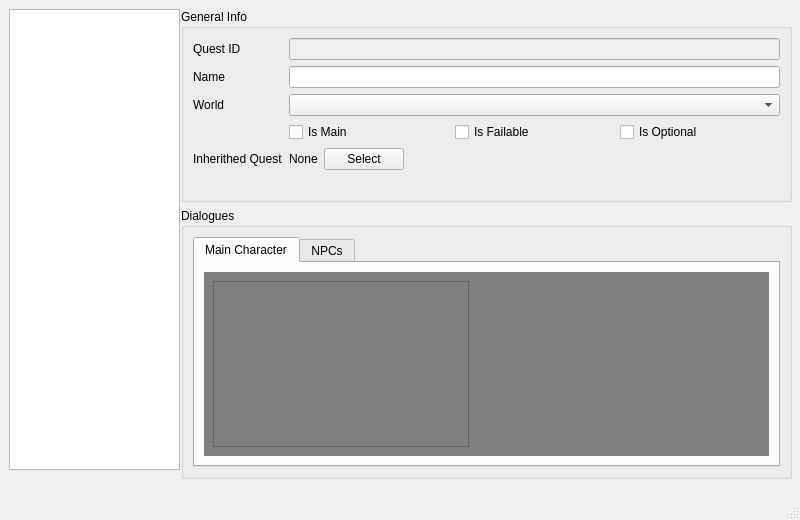
This is src/internal/private/questviewer.ui in nclettiere/Quester as Qt 5 draws it before an edit. The edited form follows.
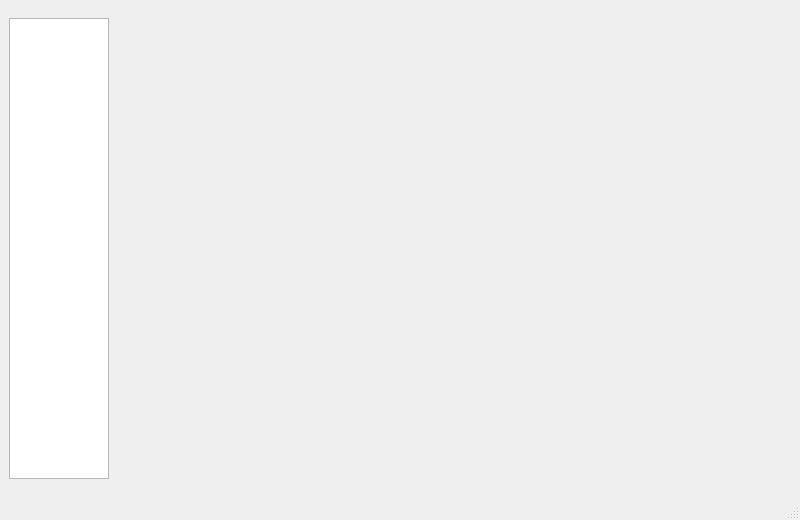
This is the edited form.

```diff
--- a/src/internal/private/questviewer.ui
+++ b/src/internal/private/questviewer.ui
@@ -26,247 +26,56 @@
      <height>226</height>
     </size>
    </property>
-   <widget class="QWidget" name="formLayoutWidget">
-    <property name="geometry">
-     <rect>
-      <x>181</x>
-      <y>9</y>
-      <width>611</width>
-      <height>470</height>
-     </rect>
-    </property>
-    <layout class="QVBoxLayout" name="verticalLayout_6">
-     <item>
-      <layout class="QVBoxLayout" name="verticalLayout_2">
-       <item>
-        <layout class="QVBoxLayout" name="verticalLayout">
-         <item>
-          <widget class="QGroupBox" name="groupBox">
-           <property name="sizePolicy">
-            <sizepolicy hsizetype="Minimum" vsizetype="Minimum">
-             <horstretch>0</horstretch>
-             <verstretch>0</verstretch>
-            </sizepolicy>
-           </property>
-           <property name="title">
-            <string>General Info</string>
-           </property>
-           <property name="alignment">
-            <set>Qt::AlignLeading|Qt::AlignLeft|Qt::AlignTop</set>
-           </property>
-           <property name="checkable">
-            <bool>false</bool>
-           </property>
-           <layout class="QFormLayout" name="formLayout">
-            <item row="0" column="0">
-             <widget class="QLabel" name="label">
-              <property name="text">
-               <string>Quest ID</string>
-              </property>
-             </widget>
-            </item>
-            <item row="0" column="1">
-             <widget class="QLineEdit" name="lineEdit">
-              <property name="enabled">
-               <bool>false</bool>
-              </property>
-             </widget>
-            </item>
-            <item row="1" column="0">
-             <widget class="QLabel" name="label_2">
-              <property name="text">
-               <string>Name</string>
-              </property>
-             </widget>
-            </item>
-            <item row="1" column="1">
-             <widget class="QLineEdit" name="lineEdit_2"/>
-            </item>
-            <item row="2" column="0">
-             <widget class="QLabel" name="label_3">
-              <property name="text">
-               <string>World</string>
-              </property>
-             </widget>
-            </item>
-            <item row="2" column="1">
-             <widget class="QComboBox" name="comboBox"/>
-            </item>
-            <item row="3" column="1">
-             <layout class="QHBoxLayout" name="horizontalLayout">
-              <item>
-               <widget class="QCheckBox" name="checkBox_3">
-                <property name="text">
-                 <string>Is Main</string>
-                </property>
-               </widget>
-              </item>
-              <item>
-               <widget class="QCheckBox" name="checkBox_2">
-                <property name="text">
-                 <string>Is Failable</string>
-                </property>
-               </widget>
-              </item>
-              <item>
-               <widget class="QCheckBox" name="checkBox">
-                <property name="text">
-                 <string>Is Optional</string>
-                </property>
-               </widget>
-              </item>
-             </layout>
-            </item>
-            <item row="5" column="0">
-             <widget class="QLabel" name="label_4">
-              <property name="text">
-               <string/>
-              </property>
-             </widget>
-            </item>
-            <item row="3" column="0">
-             <widget class="QLabel" name="label_5">
-              <property name="text">
-               <string/>
-              </property>
-             </widget>
-            </item>
-            <item row="4" column="0">
-             <widget class="QLabel" name="label_7">
-              <property name="text">
-               <string>Inherithed Quest</string>
-              </property>
-             </widget>
-            </item>
-            <item row="4" column="1">
-             <layout class="QHBoxLayout" name="horizontalLayout_2">
-              <item alignment="Qt::AlignLeft">
-               <widget class="QLabel" name="label_6">
-                <property name="sizePolicy">
-                 <sizepolicy hsizetype="Minimum" vsizetype="Minimum">
-                  <horstretch>0</horstretch>
-                  <verstretch>0</verstretch>
-                 </sizepolicy>
-                </property>
-                <property name="text">
-                 <string>None</string>
-                </property>
-               </widget>
-              </item>
-              <item alignment="Qt::AlignLeft">
-               <widget class="QPushButton" name="pushButton">
-                <property name="text">
-                 <string>Select</string>
-                </property>
-               </widget>
-              </item>
-              <item>
-               <spacer name="horizontalSpacer">
-                <property name="orientation">
-                 <enum>Qt::Horizontal</enum>
-                </property>
-                <property name="sizeType">
-                 <enum>QSizePolicy::Expanding</enum>
-                </property>
-                <property name="sizeHint" stdset="0">
-                 <size>
-                  <width>40</width>
-                  <height>20</height>
-                 </size>
-                </property>
-               </spacer>
-              </item>
-             </layout>
-            </item>
-           </layout>
-          </widget>
-         </item>
-        </layout>
-       </item>
-       <item>
-        <widget class="QGroupBox" name="groupBox_2">
-         <property name="sizePolicy">
-          <sizepolicy hsizetype="Preferred" vsizetype="Expanding">
-           <horstretch>0</horstretch>
-           <verstretch>0</verstretch>
-          </sizepolicy>
-         </property>
-         <property name="title">
-          <string>Dialogues</string>
-         </property>
-         <layout class="QVBoxLayout" name="verticalLayout_3">
-          <item>
-           <widget class="QTabWidget" name="tabWidget">
-            <property name="currentIndex">
-             <number>0</number>
-            </property>
-            <property name="documentMode">
-             <bool>false</bool>
-            </property>
-            <widget class="QWidget" name="tab">
-             <attribute name="title">
-              <string>Main Character</string>
-             </attribute>
-             <layout class="QVBoxLayout" name="verticalLayout_5">
-              <item>
-               <widget class="QFrame" name="verticalFrame">
-                <property name="styleSheet">
-                 <string notr="true">background: gray;</string>
-                </property>
-                <layout class="QVBoxLayout" name="verticalLayout_4">
-                 <item alignment="Qt::AlignLeft">
-                  <widget class="QTreeView" name="treeView"/>
-                 </item>
-                </layout>
-               </widget>
-              </item>
-             </layout>
-            </widget>
-            <widget class="QWidget" name="tab_2">
-             <attribute name="title">
-              <string>NPCs</string>
-             </attribute>
-            </widget>
-           </widget>
-          </item>
-         </layout>
-        </widget>
-       </item>
-      </layout>
-     </item>
-    </layout>
-   </widget>
-   <widget class="QListView" name="lstSections">
-    <property name="geometry">
-     <rect>
-      <x>9</x>
-      <y>9</y>
-      <width>171</width>
-      <height>461</height>
-     </rect>
-    </property>
-    <property name="sizePolicy">
-     <sizepolicy hsizetype="Fixed" vsizetype="Expanding">
-      <horstretch>0</horstretch>
-      <verstretch>0</verstretch>
-     </sizepolicy>
-    </property>
-    <property name="minimumSize">
-     <size>
-      <width>0</width>
-      <height>0</height>
-     </size>
-    </property>
-    <property name="maximumSize">
-     <size>
-      <width>256</width>
-      <height>16777215</height>
-     </size>
-    </property>
-    <property name="styleSheet">
-     <string notr="true"/>
-    </property>
-   </widget>
+   <layout class="QHBoxLayout" name="horizontalLayout_3">
+    <item>
+     <layout class="QGridLayout" name="gridLayout">
+      <property name="rightMargin">
+       <number>0</number>
+      </property>
+      <item row="0" column="0" alignment="Qt::AlignLeft">
+       <widget class="QListWidget" name="lstSections">
+        <property name="enabled">
+         <bool>true</bool>
+        </property>
+        <property name="sizePolicy">
+         <sizepolicy hsizetype="Minimum" vsizetype="Expanding">
+          <horstretch>0</horstretch>
+          <verstretch>0</verstretch>
+         </sizepolicy>
+        </property>
+        <property name="minimumSize">
+         <size>
+          <width>100</width>
+          <height>0</height>
+         </size>
+        </property>
+        <property name="maximumSize">
+         <size>
+          <width>256</width>
+          <height>461</height>
+         </size>
+        </property>
+        <property name="styleSheet">
+         <string notr="true"/>
+        </property>
+        <property name="sizeAdjustPolicy">
+         <enum>QAbstractScrollArea::AdjustToContents</enum>
+        </property>
+        <property name="batchSize">
+         <number>100</number>
+        </property>
+       </widget>
+      </item>
+     </layout>
+    </item>
+    <item>
+     <layout class="QVBoxLayout" name="Content">
+      <property name="leftMargin">
+       <number>0</number>
+      </property>
+     </layout>
+    </item>
+   </layout>
   </widget>
   <widget class="QMenuBar" name="menubar">
    <property name="geometry">
```
